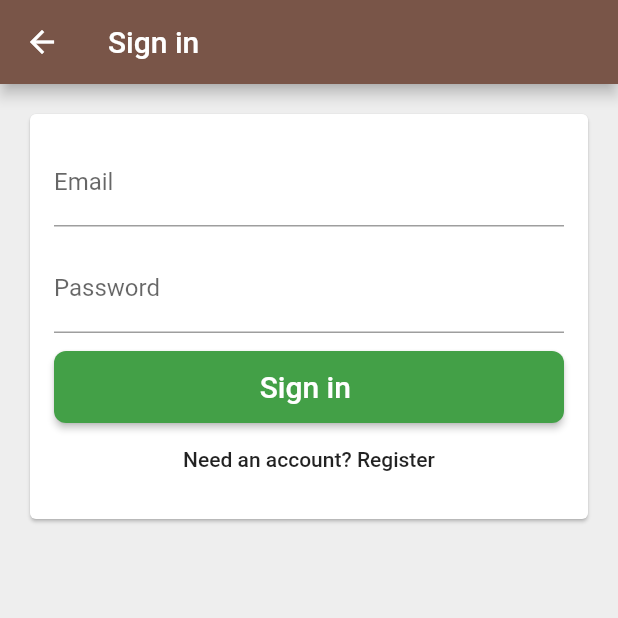
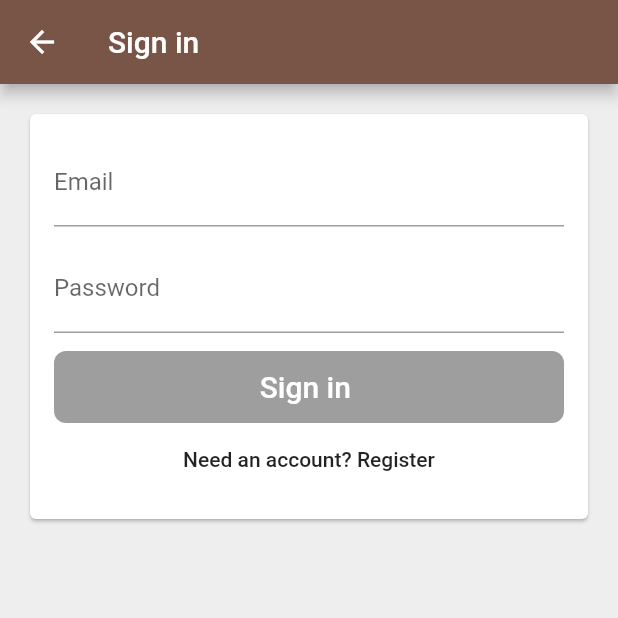
Before and after one commit to xsadra/Flutter-Drat, a Flutter app: the EmailSignInPage screen opened directly, on a phone screen of 412 x 824 dp, the top half of it. Run offline on Flutter 3.47's test engine with Material 2 defaults, Android fonts, the phone set to English and light mode, and no system bars; our stand-ins replace firebase_auth, google_sign_in; missing offline and left inert: flutter_facebook_login; accounts and stored records are empty.

Commit message:
FF-TT- use 'Validators' class to validate User/Password in 'EmailSignInForm'

```diff
--- a/Flutter-Firebase/time_tracker/lib/app/sign_in/email_sign_in_form.dart
+++ b/Flutter-Firebase/time_tracker/lib/app/sign_in/email_sign_in_form.dart
@@ -1,13 +1,14 @@
 import 'package:flutter/material.dart';
+import 'package:timetracker/app/validators/validators.dart';
 import 'package:timetracker/services/auth.dart';
 import 'package:timetracker/widgets/buttons/form_submit_button.dart';
 
 enum EmailSignInFormType { SIGN_IN, REGISTER }
 
-class EmailSignInForm extends StatefulWidget {
+class EmailSignInForm extends StatefulWidget with EmailAndPasswordValidator {
   final AuthBase auth;
 
-  const EmailSignInForm({Key key, @required this.auth}) : super(key: key);
+  EmailSignInForm({Key key, @required this.auth}) : super(key: key);
 
   @override
   _EmailSignInFormState createState() => _EmailSignInFormState();
@@ -26,6 +27,7 @@ class _EmailSignInFormState extends State<EmailSignInForm> {
   String get _password => _passwordController.text;
 
   EmailSignInFormType _formType = EmailSignInFormType.SIGN_IN;
+  bool _submitted = false;
 
   @override
   Widget build(BuildContext context) {
@@ -46,6 +48,9 @@ class _EmailSignInFormState extends State<EmailSignInForm> {
     final linkText = _formType == EmailSignInFormType.SIGN_IN
         ? 'Need an account? Register'
         : 'Have an account? Sign in';
+
+    bool isSubmitEnabled = widget.emailValidator.isValid(_email) &&
+        widget.passwordValidator.isValid(_password);
     return [
       _buildEmailTextField(),
       SizedBox(
@@ -57,7 +62,7 @@ class _EmailSignInFormState extends State<EmailSignInForm> {
       ),
       FormSubmitButton(
         text: buttonText,
-        onPressed: _submit,
+        onPressed: isSubmitEnabled ? _submit : null,
       ),
       FlatButton(
         onPressed: _toggleFormType,
@@ -67,36 +72,49 @@ class _EmailSignInFormState extends State<EmailSignInForm> {
   }
 
   TextField _buildPasswordTextField() {
+    bool showErrorText =
+        _submitted && widget.passwordValidator.isNotValid(_password);
     return TextField(
       controller: _passwordController,
       focusNode: _passwordFocusNode,
-      decoration:
-          InputDecoration(labelText: 'Password', hintText: '********'),
+      decoration: InputDecoration(
+        labelText: 'Password',
+        hintText: '********',
+        errorText: showErrorText ? widget.invalidPasswordErrorText : null,
+      ),
       obscureText: true,
       textInputAction: TextInputAction.done,
+      onChanged: (password) => _updateState(),
       onEditingComplete: _submit,
     );
   }
 
   TextField _buildEmailTextField() {
+    bool showErrorText =
+        _submitted && widget.emailValidator.isNotValid(_email);
     return TextField(
       controller: _emailController,
-      focusNode:_emailFocusNode,
-      decoration:
-          InputDecoration(labelText: 'Email', hintText: 'you@email.com'),
+      focusNode: _emailFocusNode,
+      decoration: InputDecoration(
+        labelText: 'Email',
+        hintText: 'you@email.com',
+        errorText: showErrorText ? widget.invalidEmailErrorText : null,
+      ),
       autocorrect: false,
       keyboardType: TextInputType.emailAddress,
       textInputAction: TextInputAction.next,
+      onChanged: (email) => _updateState(),
       onEditingComplete: _emailEditingComplete,
     );
   }
 
-  void _emailEditingComplete(){
+  void _emailEditingComplete() {
     FocusScope.of(context).requestFocus(_passwordFocusNode);
   }
 
   void _toggleFormType() {
     setState(() {
+      _submitted = false;
       _formType = _formType == EmailSignInFormType.SIGN_IN
           ? EmailSignInFormType.REGISTER
           : EmailSignInFormType.SIGN_IN;
@@ -106,6 +124,9 @@ class _EmailSignInFormState extends State<EmailSignInForm> {
   }
 
   void _submit() async {
+    setState(() {
+      _submitted = true;
+    });
     try {
       if (_formType == EmailSignInFormType.SIGN_IN) {
         await widget.auth
@@ -119,4 +140,8 @@ class _EmailSignInFormState extends State<EmailSignInForm> {
       print(e.toString());
     }
   }
+
+  void _updateState() {
+    setState(() {});
+  }
 }
```
